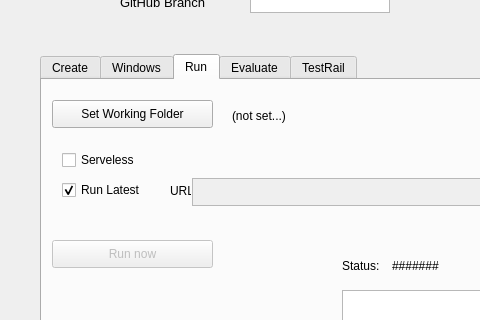
Before: the Qt Designer form tools/auto-tester/src/ui/AutoTester.ui in vircadia/vircadia-native-core, drawn with Qt 5; both pictures show x 0 to 480 and y 122 to 442 of the 737 by 864 pixel window.
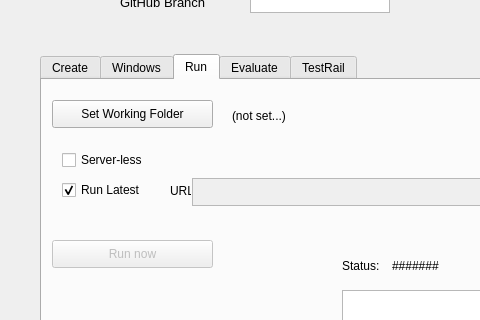
After: the same form once the commit is applied.

What changed in the file:
```diff
--- a/tools/auto-tester/src/ui/AutoTester.ui
+++ b/tools/auto-tester/src/ui/AutoTester.ui
@@ -495,7 +495,7 @@
        <string>&lt;html&gt;&lt;head/&gt;&lt;body&gt;&lt;p&gt;If unchecked, will not show results during evaluation&lt;/p&gt;&lt;/body&gt;&lt;/html&gt;</string>
       </property>
       <property name="text">
-       <string>Serveless</string>
+       <string>Server-less</string>
       </property>
       <property name="checked">
        <bool>false</bool>
```
